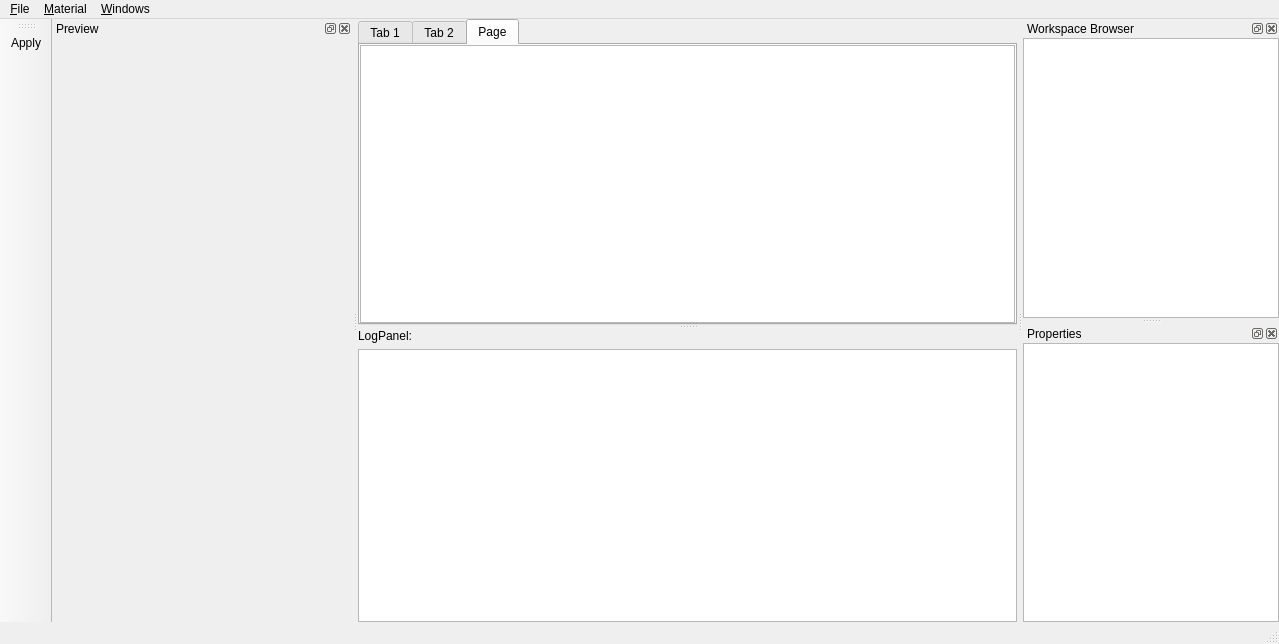
Above: Src/mainwindow.ui from ironsteel/QtOME before the change. Below: the same form after it.
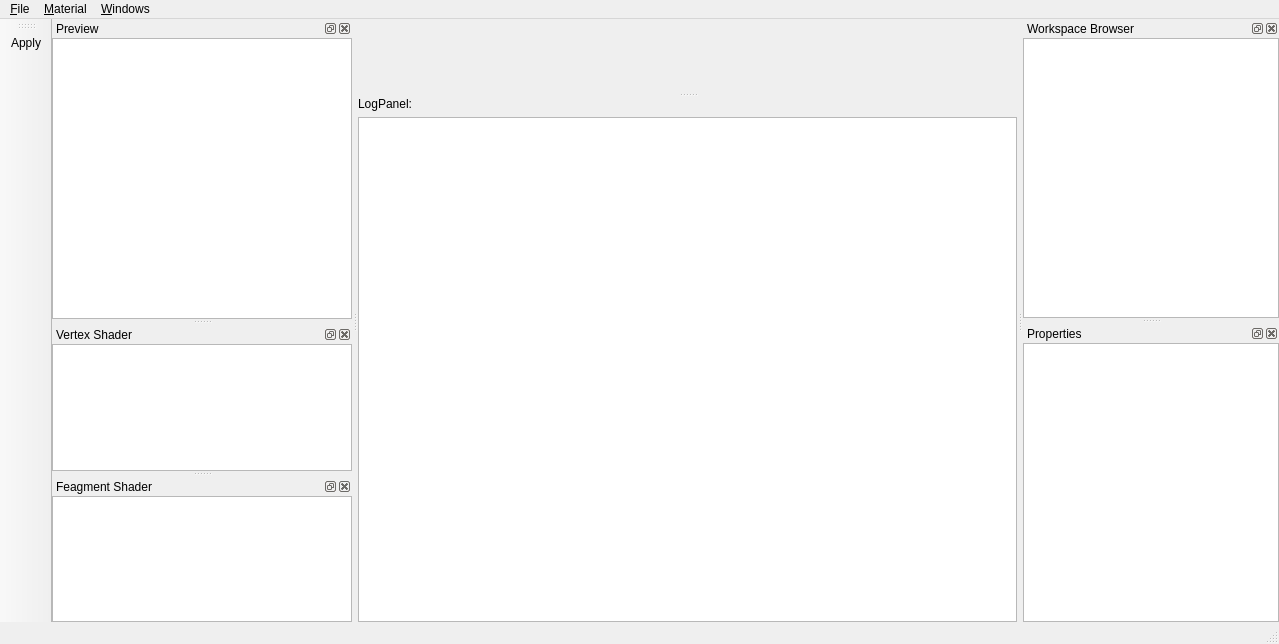
That is the form after the change. Icons and pictures are not drawn. Custom widgets are drawn as their Qt base class.

Commit message: 3d view in center test

The edit to the form file:
```diff
--- a/Src/mainwindow.ui
+++ b/Src/mainwindow.ui
@@ -14,7 +14,7 @@
    <string>QtOME</string>
   </property>
   <widget class="QWidget" name="centralWidget">
-   <layout class="QHBoxLayout" name="horizontalLayout">
+   <layout class="QHBoxLayout" name="horizontalLayout_2">
     <property name="margin">
      <number>0</number>
     </property>
@@ -23,55 +23,25 @@
       <property name="orientation">
        <enum>Qt::Vertical</enum>
       </property>
-      <widget class="QTabWidget" name="tabWidget">
+      <widget class="TestWidget" name="OgreWidget" native="true">
        <property name="sizePolicy">
-        <sizepolicy hsizetype="Preferred" vsizetype="Maximum">
+        <sizepolicy hsizetype="Preferred" vsizetype="Preferred">
          <horstretch>0</horstretch>
          <verstretch>0</verstretch>
         </sizepolicy>
        </property>
-       <property name="currentIndex">
-        <number>2</number>
+       <property name="sizeIncrement">
+        <size>
+         <width>0</width>
+         <height>0</height>
+        </size>
        </property>
-       <widget class="QWidget" name="wMat">
-        <attribute name="title">
-         <string>Tab 1</string>
-        </attribute>
-        <layout class="QHBoxLayout" name="horizontalLayout_2">
-         <property name="margin">
-          <number>0</number>
-         </property>
-         <item>
-          <widget class="TextEdit" name="textEdit"/>
-         </item>
-        </layout>
-       </widget>
-       <widget class="QWidget" name="wVP">
-        <attribute name="title">
-         <string>Tab 2</string>
-        </attribute>
-        <layout class="QHBoxLayout" name="horizontalLayout_3">
-         <property name="margin">
-          <number>0</number>
-         </property>
-         <item>
-          <widget class="GLSLEdit" name="VP"/>
-         </item>
-        </layout>
-       </widget>
-       <widget class="QWidget" name="wFP">
-        <attribute name="title">
-         <string>Page</string>
-        </attribute>
-        <layout class="QHBoxLayout" name="horizontalLayout_4">
-         <property name="margin">
-          <number>0</number>
-         </property>
-         <item>
-          <widget class="GLSLEdit" name="FP"/>
-         </item>
-        </layout>
-       </widget>
+       <property name="font">
+        <font>
+         <weight>50</weight>
+         <bold>false</bold>
+        </font>
+       </property>
       </widget>
       <widget class="QWidget" name="widget" native="true">
        <layout class="QVBoxLayout" name="verticalLayout">
@@ -168,32 +138,13 @@
    <attribute name="dockWidgetArea">
     <number>1</number>
    </attribute>
-   <widget class="QWidget" name="dockWidgetContents">
+   <widget class="QWidget" name="wMat">
     <layout class="QVBoxLayout" name="verticalLayout_4">
      <property name="margin">
       <number>0</number>
      </property>
      <item>
-      <widget class="TestWidget" name="OgreWidget" native="true">
-       <property name="sizePolicy">
-        <sizepolicy hsizetype="Preferred" vsizetype="Preferred">
-         <horstretch>0</horstretch>
-         <verstretch>0</verstretch>
-        </sizepolicy>
-       </property>
-       <property name="sizeIncrement">
-        <size>
-         <width>0</width>
-         <height>0</height>
-        </size>
-       </property>
-       <property name="font">
-        <font>
-         <weight>50</weight>
-         <bold>false</bold>
-        </font>
-       </property>
-      </widget>
+      <widget class="TextEdit" name="textEdit"/>
      </item>
     </layout>
    </widget>
@@ -280,6 +231,44 @@
     </layout>
    </widget>
   </widget>
+  <widget class="QDockWidget" name="dockWidget_3">
+   <property name="windowTitle">
+    <string>Vertex Shader</string>
+   </property>
+   <attribute name="dockWidgetArea">
+    <number>1</number>
+   </attribute>
+   <widget class="QWidget" name="wVP">
+    <layout class="QHBoxLayout" name="horizontalLayout">
+     <property name="margin">
+      <number>0</number>
+     </property>
+     <item>
+      <widget class="GLSLEdit" name="VP"/>
+     </item>
+    </layout>
+   </widget>
+  </widget>
+  <widget class="QDockWidget" name="dockWidget_4">
+   <property name="windowTitle">
+    <string>Feagment Shader</string>
+   </property>
+   <attribute name="dockWidgetArea">
+    <number>1</number>
+   </attribute>
+   <widget class="QWidget" name="wFP">
+    <layout class="QVBoxLayout" name="verticalLayout_2">
+     <property name="margin">
+      <number>0</number>
+     </property>
+     <item>
+      <widget class="GLSLEdit" name="FP"/>
+     </item>
+    </layout>
+    <zorder>tabWidget</zorder>
+    <zorder>FP</zorder>
+   </widget>
+  </widget>
   <action name="action_New">
    <property name="text">
     <string>&amp;New</string>
```
